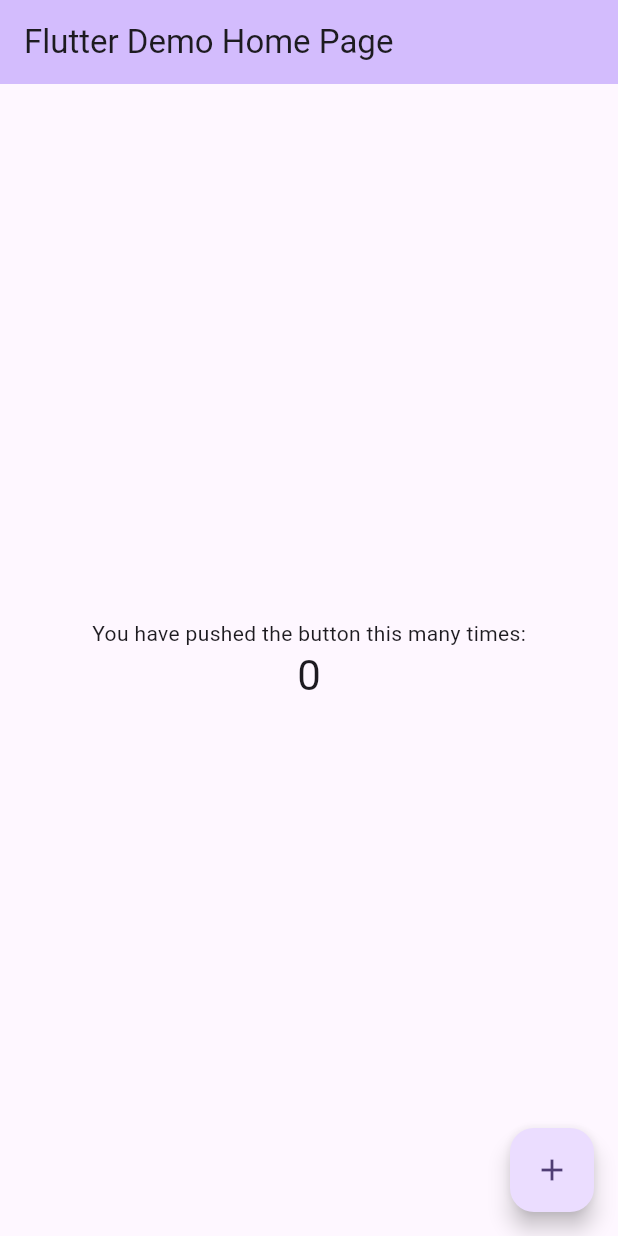
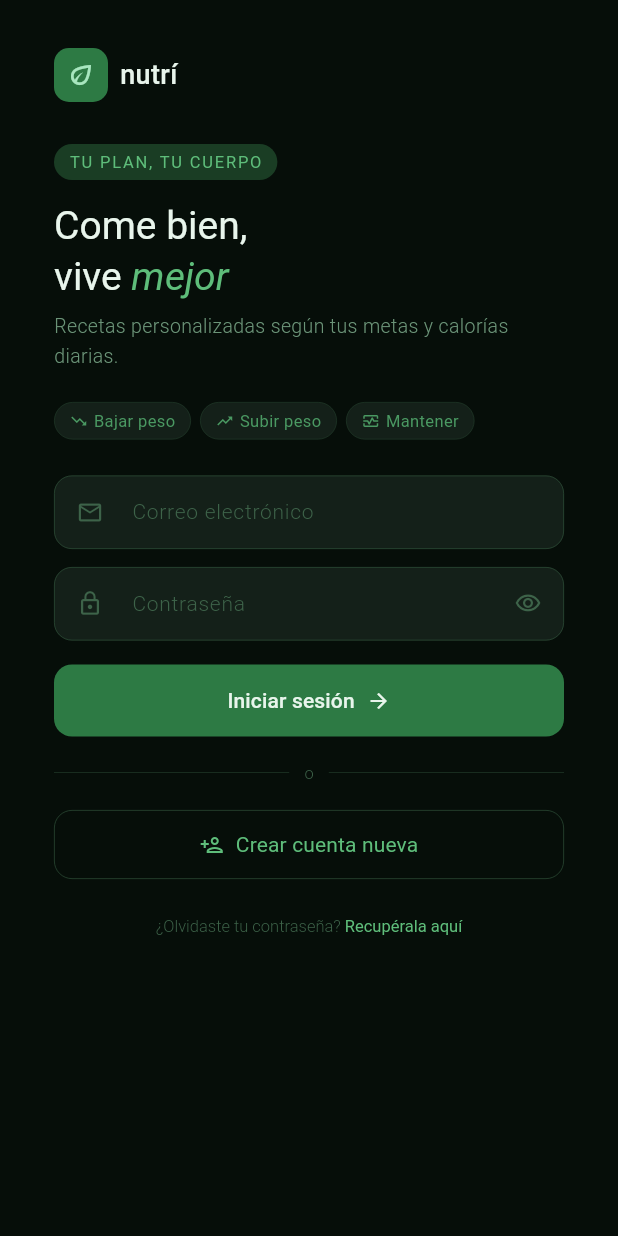
Before and after one commit to a01253256-debug/recom_dieta, a Flutter app: the screen it shows after launch, on a phone screen of 412 x 824 dp. Run offline on Flutter 3.47's test engine with Material 3 defaults, Android fonts, the phone set to English and light mode, and no system bars; Roboto replaces fonts that are missing (DMSans, PlayfairDisplay).

Commit message:
Incluí pantalla de incio para toma de usuarios y estilo de app

```diff
--- a/lib/main.dart
+++ b/lib/main.dart
@@ -1,122 +1,74 @@
+// main.dart
 import 'package:flutter/material.dart';
+import 'screens/login_screen.dart';
+import 'theme/app_theme.dart';
 
 void main() {
-  runApp(const MyApp());
+  runApp(const NutriApp());
 }
 
-class MyApp extends StatelessWidget {
-  const MyApp({super.key});
+class NutriApp extends StatelessWidget {
+  const NutriApp({super.key});
 
-  // This widget is the root of your application.
   @override
   Widget build(BuildContext context) {
     return MaterialApp(
-      title: 'Flutter Demo',
+      // MaterialApp: configura la app entera (tema, rutas, título, etc.)
+      title: 'Nutrí',
+      debugShowCheckedModeBanner: false,
+
+      // Tema global de la app
       theme: ThemeData(
-        // This is the theme of your application.
-        //
-        // TRY THIS: Try running your application with "flutter run". You'll see
-        // the application has a purple toolbar. Then, without quitting the app,
-        // try changing the seedColor in the colorScheme below to Colors.green
-        // and then invoke "hot reload" (save your changes or press the "hot
-        // reload" button in a Flutter-supported IDE, or press "r" if you used
-        // the command line to start the app).
-        //
-        // Notice that the counter didn't reset back to zero; the application
-        // state is not lost during the reload. To reset the state, use hot
-        // restart instead.
-        //
-        // This works for code too, not just values: Most code changes can be
-        // tested with just a hot reload.
-        colorScheme: .fromSeed(seedColor: Colors.deepPurple),
+        scaffoldBackgroundColor: AppColors.background,
+        colorScheme: const ColorScheme.dark(
+          primary: AppColors.primary,
+          surface: AppColors.surface,
+        ),
+        fontFamily: 'DMSans', // fuente por defecto para toda la app
       ),
-      home: const MyHomePage(title: 'Flutter Demo Home Page'),
+
+      // widget que se muestra al abrir la app
+      home: const AppNavigator(),
     );
   }
 }
 
-class MyHomePage extends StatefulWidget {
-  const MyHomePage({super.key, required this.title});
-
-  // This widget is the home page of your application. It is stateful, meaning
-  // that it has a State object (defined below) that contains fields that affect
-  // how it looks.
-
-  // This class is the configuration for the state. It holds the values (in this
-  // case the title) provided by the parent (in this case the App widget) and
-  // used by the build method of the State. Fields in a Widget subclass are
-  // always marked "final".
-
-  final String title;
+// AppNavigator maneja en qué pantalla estamos.
+// Usamos StatefulWidget porque la pantalla activa puede cambiar.
+class AppNavigator extends StatefulWidget {
+  const AppNavigator({super.key});
 
   @override
-  State<MyHomePage> createState() => _MyHomePageState();
+  State<AppNavigator> createState() => _AppNavigatorState();
 }
 
-class _MyHomePageState extends State<MyHomePage> {
-  int _counter = 0;
+class _AppNavigatorState extends State<AppNavigator> {
+  String _currentScreen = 'login';
 
-  void _incrementCounter() {
-    setState(() {
-      // This call to setState tells the Flutter framework that something has
-      // changed in this State, which causes it to rerun the build method below
-      // so that the display can reflect the updated values. If we changed
-      // _counter without calling setState(), then the build method would not be
-      // called again, and so nothing would appear to happen.
-      _counter++;
-    });
+ //Funciones a llamar:
+  void _handleLogin(String email, String password) {
+    debugPrint('Login: $email');
+  }
+
+  void _handleRegister() {
+    setState(() => _currentScreen = 'register');
+    debugPrint('Navegar a registro');
   }
 
   @override
   Widget build(BuildContext context) {
-    // This method is rerun every time setState is called, for instance as done
-    // by the _incrementCounter method above.
-    //
-    // The Flutter framework has been optimized to make rerunning build methods
-    // fast, so that you can just rebuild anything that needs updating rather
-    // than having to individually change instances of widgets.
-    return Scaffold(
-      appBar: AppBar(
-        // TRY THIS: Try changing the color here to a specific color (to
-        // Colors.amber, perhaps?) and trigger a hot reload to see the AppBar
-        // change color while the other colors stay the same.
-        backgroundColor: Theme.of(context).colorScheme.inversePrimary,
-        // Here we take the value from the MyHomePage object that was created by
-        // the App.build method, and use it to set our appbar title.
-        title: Text(widget.title),
-      ),
-      body: Center(
-        // Center is a layout widget. It takes a single child and positions it
-        // in the middle of the parent.
-        child: Column(
-          // Column is also a layout widget. It takes a list of children and
-          // arranges them vertically. By default, it sizes itself to fit its
-          // children horizontally, and tries to be as tall as its parent.
-          //
-          // Column has various properties to control how it sizes itself and
-          // how it positions its children. Here we use mainAxisAlignment to
-          // center the children vertically; the main axis here is the vertical
-          // axis because Columns are vertical (the cross axis would be
-          // horizontal).
-          //
-          // TRY THIS: Invoke "debug painting" (choose the "Toggle Debug Paint"
-          // action in the IDE, or press "p" in the console), to see the
-          // wireframe for each widget.
-          mainAxisAlignment: .center,
-          children: [
-            const Text('You have pushed the button this many times:'),
-            Text(
-              '$_counter',
-              style: Theme.of(context).textTheme.headlineMedium,
-            ),
-          ],
-        ),
-      ),
-      floatingActionButton: FloatingActionButton(
-        onPressed: _incrementCounter,
-        tooltip: 'Increment',
-        child: const Icon(Icons.add),
-      ),
-    );
+    switch (_currentScreen) {
+      case 'login':
+        return LoginScreen(
+          onLogin: _handleLogin,
+          onRegister: _handleRegister,
+        );
+
+      default:
+        return LoginScreen(
+          onLogin: _handleLogin,
+          onRegister: _handleRegister,
+        );
+    }
   }
 }
--- /dev/null
+++ b/lib/screens/login_screen.dart
@@ -0,0 +1,374 @@
+// login_screen.dart
+//pantalla de inicio de sesión, con campos para email y contraseña, botón de login, y enlace a registro.
+import 'package:flutter/material.dart';
+import '../theme/app_theme.dart';
+
+// StatefulWidget porque necesitamos guardar lo que el usuario escribe
+// y mostrar/ocultar errores.
+class LoginScreen extends StatefulWidget {
+  // funciones callback (main.dart a aquí)
+  final VoidCallback onRegister;
+  final Function(String, String) onLogin;
+
+  const LoginScreen({
+    super.key,
+    required this.onRegister,
+    required this.onLogin,
+  });
+
+  // Conecta el widget con su State (donde vive la lógica).
+  @override
+  State<LoginScreen> createState() => _LoginScreenState();
+}
+
+// La clase State es donde viven los datos que pueden cambiar.
+// El "_" al inicio significa que es privada (solo accesible en este archivo).
+class _LoginScreenState extends State<LoginScreen> {
+  // Controllers para los campos de texto (email y contraseña)
+  final _emailController    = TextEditingController();
+  final _passwordController = TextEditingController();
+
+  String _errorMessage      = '';
+  bool _passwordVisible     = false; // para alternar la visibilidad de la contraseña
+
+ //dispose es necesario para liberar los recursos de los controllers cuando el widget se destruye. (controlar memoria)
+  @override
+  void dispose() {
+    _emailController.dispose();
+    _passwordController.dispose();
+    super.dispose();
+  }
+
+  // Función de validación y login
+  void _handleLogin() {
+    final email    = _emailController.text.trim();
+    final password = _passwordController.text.trim();
+
+    // Validaciones básicas
+    if (email.isEmpty || password.isEmpty) {
+      setState(() => _errorMessage = 'Por favor llena todos los campos.');
+      return;
+    }
+
+    if (!email.contains('@')) {
+      setState(() => _errorMessage = 'Ingresa un correo válido.');
+      return;
+    }
+
+    // Si todo está bien, limpiamos el error y llamamos al callback
+    setState(() => _errorMessage = '');
+    widget.onLogin(email, password);
+  }
+
+  // build() es donde construimos la UI.
+  // Se llama cada vez que setState() es invocado.
+  @override
+  Widget build(BuildContext context) {
+    return Scaffold(
+      // Scaffold: estructura base de una pantalla en Flutter
+      // (maneja el fondo, AppBar, body, etc.)
+      backgroundColor: AppColors.background,
+      body: SafeArea(
+        // SafeArea: evita que el contenido quede detrás del notch o la barra de estado
+        child: SingleChildScrollView(
+          // SingleChildScrollView: permite hacer scroll si el contenido no cabe
+          padding: const EdgeInsets.symmetric(horizontal: 24, vertical: 32),
+          child: Center(
+            child: ConstrainedBox(
+              // ConstrainedBox: limita el ancho máximo (útil en tablets)
+              constraints: const BoxConstraints(maxWidth: 340),
+              child: Column(
+                // Column: acomoda sus hijos en vertical
+                crossAxisAlignment: CrossAxisAlignment.start,
+                children: [
+                  _buildLogo(),
+                  const SizedBox(height: 28), // espacio vertical
+                  _buildHeroSection(),
+                  const SizedBox(height: 20),
+                  _buildPills(),
+                  const SizedBox(height: 24),
+                  _buildForm(),
+                  const SizedBox(height: 16),
+                  _buildLoginButton(),
+                  const SizedBox(height: 16),
+                  _buildDivider(),
+                  const SizedBox(height: 16),
+                  _buildRegisterButton(),
+                  const SizedBox(height: 24),
+                  _buildFooter(),
+                ],
+              ),
+            ),
+          ),
+        ),
+      ),
+    );
+  }
+
+  // ─── Secciones de la UI ────────────────────────────────────────────────
+  // Separamos cada sección en su propio método para mantener el código
+  // legible. Cada método devuelve un Widget.
+
+  Widget _buildLogo() {
+    return Row(
+      children: [
+        // Caja verde con ícono
+        Container(
+          width: 36,
+          height: 36,
+          decoration: BoxDecoration(
+            color: AppColors.primary,
+            borderRadius: BorderRadius.circular(10),
+          ),
+          child: const Icon(
+            Icons.eco_outlined, // ícono de hoja
+            color: Color(0xFFA8E6BF),
+            size: 20,
+          ),
+        ),
+        const SizedBox(width: 8),
+        Text('nutrí', style: AppTextStyles.appName),
+      ],
+    );
+  }
+
+  Widget _buildHeroSection() {
+    return Column(
+      crossAxisAlignment: CrossAxisAlignment.start,
+      children: [
+        // Tag/badge superior
+        Container(
+          padding: const EdgeInsets.symmetric(horizontal: 10, vertical: 4),
+          decoration: BoxDecoration(
+            color: AppColors.primaryDark,
+            borderRadius: BorderRadius.circular(20),
+          ),
+          child: Text(
+            'TU PLAN, TU CUERPO',
+            style: AppTextStyles.tag,
+          ),
+        ),
+        const SizedBox(height: 12),
+
+        // Título con parte en color acento
+        // RichText: permite mezclar estilos dentro de un mismo texto
+        RichText(
+          text: TextSpan(
+            style: AppTextStyles.heroTitle,
+            children: [
+              const TextSpan(text: 'Come bien,\nvive '),
+              TextSpan(
+                text: 'mejor',
+                style: AppTextStyles.heroTitle.copyWith(
+                  color: AppColors.primaryLight,
+                  fontStyle: FontStyle.italic,
+                ),
+              ),
+            ],
+          ),
+        ),
+        const SizedBox(height: 8),
+
+        Text(
+          'Recetas personalizadas según tus metas y calorías diarias.',
+          style: AppTextStyles.subtitle,
+        ),
+      ],
+    );
+  }
+
+  Widget _buildPills() {
+    // Lista de objetivos que se muestran como chips decorativos
+    final pills = [
+      (Icons.trending_down, 'Bajar peso'),
+      (Icons.trending_up,   'Subir peso'),
+      (Icons.monitor_heart_outlined, 'Mantener'),
+    ];
+
+    return Wrap(
+      spacing: 6,
+      runSpacing: 6,
+      children: pills.map((pill) {
+        // .map() transforma cada elemento de la lista en un Widget
+        return Container(
+          padding: const EdgeInsets.symmetric(horizontal: 10, vertical: 4),
+          decoration: BoxDecoration(
+            color: AppColors.pillFill,
+            borderRadius: BorderRadius.circular(20),
+            border: Border.all(color: AppColors.border, width: 0.5),
+          ),
+          child: Row(
+            mainAxisSize: MainAxisSize.min,
+            children: [
+              Icon(pill.$1, size: 12, color: AppColors.textPill),
+              const SizedBox(width: 4),
+              Text(pill.$2, style: AppTextStyles.pill),
+            ],
+          ),
+        );
+      }).toList(), // .toList() convierte el resultado del map en una lista
+    );
+  }
+
+  Widget _buildForm() {
+    return Column(
+      children: [
+        // Campo de correo
+        _buildTextField(
+          controller: _emailController,
+          hint: 'Correo electrónico',
+          icon: Icons.mail_outline,
+          keyboardType: TextInputType.emailAddress,
+        ),
+        const SizedBox(height: 12),
+
+        // Campo de contraseña (con toggle de visibilidad)
+        _buildTextField(
+          controller: _passwordController,
+          hint: 'Contraseña',
+          icon: Icons.lock_outline,
+          obscureText: !_passwordVisible, // oculta el texto si es true
+          suffixIcon: IconButton(
+            icon: Icon(
+              _passwordVisible ? Icons.visibility_off_outlined : Icons.visibility_outlined,
+              color: AppColors.textHint,
+              size: 18,
+            ),
+            onPressed: () {
+              // Alternamos la visibilidad con setState
+              setState(() => _passwordVisible = !_passwordVisible);
+            },
+          ),
+        ),
+
+        // Mensaje de error
+        if (_errorMessage.isNotEmpty)
+          Padding(
+            padding: const EdgeInsets.only(top: 8),
+            child: Text(_errorMessage, style: AppTextStyles.errorText),
+          ),
+      ],
+    );
+  }
+
+  // TextField reutilizable
+  Widget _buildTextField({
+    required TextEditingController controller,
+    required String hint,
+    required IconData icon,
+    TextInputType keyboardType = TextInputType.text,
+    bool obscureText = false,
+    Widget? suffixIcon,
+  }) {
+    return TextField(
+      controller: controller,
+      keyboardType: keyboardType,
+      obscureText: obscureText,
+      style: AppTextStyles.inputText,
+      decoration: InputDecoration(
+        hintText: hint,
+        hintStyle: AppTextStyles.inputHint,
+        prefixIcon: Icon(icon, color: AppColors.textHint, size: 18),
+        suffixIcon: suffixIcon,
+        filled: true,
+        fillColor: AppColors.inputFill,
+        border: OutlineInputBorder(
+          borderRadius: BorderRadius.circular(12),
+          borderSide: const BorderSide(color: AppColors.borderInput, width: 0.5),
+        ),
+        enabledBorder: OutlineInputBorder(
+          borderRadius: BorderRadius.circular(12),
+          borderSide: const BorderSide(color: AppColors.borderInput, width: 0.5),
+        ),
+        focusedBorder: OutlineInputBorder(
+          borderRadius: BorderRadius.circular(12),
+          borderSide: const BorderSide(color: AppColors.primary, width: 1),
+        ),
+        contentPadding: const EdgeInsets.symmetric(horizontal: 16, vertical: 14),
+      ),
+    );
+  }
+
+  Widget _buildLoginButton() {
+    return SizedBox(
+      width: double.infinity, // ocupa todo el ancho disponible
+      child: ElevatedButton(
+        onPressed: _handleLogin,
+        style: ElevatedButton.styleFrom(
+          backgroundColor: AppColors.primary,
+          padding: const EdgeInsets.symmetric(vertical: 14),
+          shape: RoundedRectangleBorder(
+            borderRadius: BorderRadius.circular(12),
+          ),
+          elevation: 0, // sin sombra
+        ),
+        child: Row(
+          mainAxisAlignment: MainAxisAlignment.center,
+          children: [
+            Text('Iniciar sesión', style: AppTextStyles.buttonPrimary),
+            const SizedBox(width: 8),
+            const Icon(Icons.arrow_forward, color: Color(0xFFE8F5EC), size: 16),
+          ],
+        ),
+      ),
+    );
+  }
+
+  Widget _buildDivider() {
+    return Row(
+      children: [
+        Expanded(child: Divider(color: AppColors.border, thickness: 0.5)),
+        Padding(
+          padding: const EdgeInsets.symmetric(horizontal: 10),
+          child: Text('o', style: AppTextStyles.footer),
+        ),
+        Expanded(child: Divider(color: AppColors.border, thickness: 0.5)),
+      ],
+    );
+  }
+
+  Widget _buildRegisterButton() {
+    return SizedBox(
+      width: double.infinity,
+      child: OutlinedButton(
+        onPressed: widget.onRegister,
+        style: OutlinedButton.styleFrom(
+          padding: const EdgeInsets.symmetric(vertical: 13),
+          side: const BorderSide(color: AppColors.borderInput, width: 0.5),
+          shape: RoundedRectangleBorder(
+            borderRadius: BorderRadius.circular(12),
+          ),
+        ),
+        child: Row(
+          mainAxisAlignment: MainAxisAlignment.center,
+          children: [
+            const Icon(Icons.person_add_outlined, color: AppColors.primaryLight, size: 16),
+            const SizedBox(width: 8),
+            Text('Crear cuenta nueva', style: AppTextStyles.buttonSecondary),
+          ],
+        ),
+      ),
+    );
+  }
+
+  Widget _buildFooter() {
+    return Center(
+      child: GestureDetector(
+        // GestureDetector: detecta toques en cualquier widget
+        onTap: () {
+          // Aquí iría la navegación a recuperar contraseña
+          debugPrint('Recuperar contraseña');
+        },
+        child: RichText(
+          text: TextSpan(
+            style: AppTextStyles.footer,
+            children: [
+              const TextSpan(text: '¿Olvidaste tu contraseña? '),
+              TextSpan(text: 'Recupérala aquí', style: AppTextStyles.footerLink),
+            ],
+          ),
+        ),
+      ),
+    );
+  }
+}
--- /dev/null
+++ b/lib/theme/app_theme.dart
@@ -0,0 +1,110 @@
+// app_theme.dart
+// Central de colores y estilos de texto para toda la app.
+
+import 'package:flutter/material.dart';
+
+class AppColors {
+  // Fondos
+  static const Color background     = Color(0xFF060E09); // pantalla completa
+  static const Color surface        = Color(0xFF0D1A12); // tarjeta/card principal
+  static const Color inputFill      = Color(0xFF142019); // fondo de los inputs
+  static const Color pillFill       = Color(0xFF142019); // fondo de las pills
+
+  // Verdes principales
+  static const Color primary        = Color(0xFF2D7A44); // botón primario
+  static const Color primaryLight   = Color(0xFF5EBD7A); // acentos y texto verde
+  static const Color primaryMuted   = Color(0xFF6B9478); // subtítulos
+  static const Color primaryDark    = Color(0xFF1A3D24); // fondo del tag/badge
+
+  // Bordes
+  static const Color border         = Color(0xFF1E3626);
+  static const Color borderInput    = Color(0xFF2A4A34);
+
+  // Textos
+  static const Color textPrimary    = Color(0xFFE8F5EC); // texto principal
+  static const Color textSecondary  = Color(0xFF6B9478); // texto secundario
+  static const Color textInput      = Color(0xFFC8E6D4); // texto dentro de inputs
+  static const Color textHint       = Color(0xFF3D6349); // placeholder / hints
+  static const Color textPill       = Color(0xFF4A9962); // texto de las pills
+  static const Color textError      = Color(0xFFFF6B6B); // mensajes de error
+}
+
+// Estilos de texto reutilizables.
+class AppTextStyles {
+  static const TextStyle appName = TextStyle(
+    fontFamily: 'PlayfairDisplay',
+    fontSize: 18,
+    fontWeight: FontWeight.w500,
+    color: AppColors.textPrimary,
+  );
+
+  static const TextStyle heroTitle = TextStyle(
+    fontFamily: 'PlayfairDisplay',
+    fontSize: 26,
+    fontWeight: FontWeight.w400,
+    color: AppColors.textPrimary,
+    height: 1.3,
+  );
+
+  static const TextStyle tag = TextStyle(
+    fontSize: 11,
+    fontWeight: FontWeight.w400,
+    color: AppColors.primaryLight,
+    letterSpacing: 1.2,
+  );
+
+  static const TextStyle subtitle = TextStyle(
+    fontSize: 13,
+    fontWeight: FontWeight.w300,
+    color: AppColors.textSecondary,
+    height: 1.5,
+  );
+
+  static const TextStyle pill = TextStyle(
+    fontSize: 11,
+    fontWeight: FontWeight.w400,
+    color: AppColors.textPill,
+  );
+
+  static const TextStyle inputText = TextStyle(
+    fontSize: 14,
+    fontWeight: FontWeight.w300,
+    color: AppColors.textInput,
+  );
+
+  static const TextStyle inputHint = TextStyle(
+    fontSize: 14,
+    fontWeight: FontWeight.w300,
+    color: AppColors.textHint,
+  );
+
+  static const TextStyle buttonPrimary = TextStyle(
+    fontSize: 14,
+    fontWeight: FontWeight.w500,
+    color: AppColors.textPrimary,
+  );
+
+  static const TextStyle buttonSecondary = TextStyle(
+    fontSize: 14,
+    fontWeight: FontWeight.w400,
+    color: AppColors.primaryLight,
+  );
+
+  static const TextStyle footer = TextStyle(
+    fontSize: 11,
+    fontWeight: FontWeight.w300,
+    color: AppColors.textHint,
+  );
+
+  static const TextStyle footerLink = TextStyle(
+    fontSize: 11,
+    fontWeight: FontWeight.w400,
+    color: AppColors.primaryLight,
+  );
+
+  static const TextStyle errorText = TextStyle(
+    fontSize: 12,
+    fontWeight: FontWeight.w300,
+    color: AppColors.textError,
+  );
+}
```
